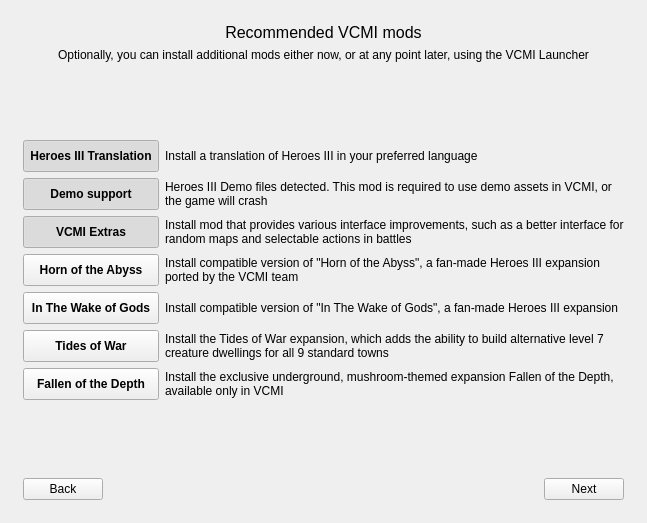
Qt form launcher/firstLaunch/firstlaunch_moc.ui (GeorgeK1ng/vcmi) before a commit.
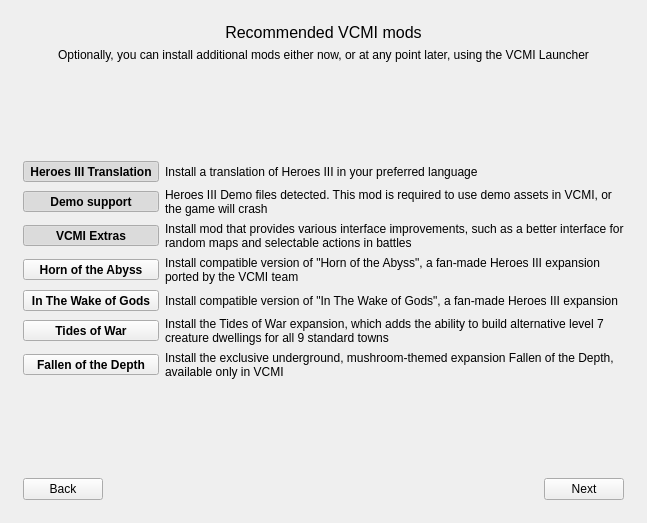
The same form after that commit. The open tabs and pages were chosen to show the change. Icons and pictures are not drawn.

Commit message: Remove rigid first-launch minimum sizes for small displays

```diff
--- a/launcher/firstLaunch/firstlaunch_moc.ui
+++ b/launcher/firstLaunch/firstlaunch_moc.ui
@@ -624,12 +624,6 @@
              <verstretch>0</verstretch>
             </sizepolicy>
            </property>
-           <property name="minimumSize">
-            <size>
-             <width>0</width>
-             <height>32</height>
-            </size>
-           </property>
            <property name="font">
             <font>
              <bold>true</bold>
@@ -681,12 +675,6 @@
              <verstretch>0</verstretch>
             </sizepolicy>
            </property>
-           <property name="minimumSize">
-            <size>
-             <width>0</width>
-             <height>32</height>
-            </size>
-           </property>
            <property name="font">
             <font>
              <bold>true</bold>
@@ -719,12 +707,6 @@
              <verstretch>0</verstretch>
             </sizepolicy>
            </property>
-           <property name="minimumSize">
-            <size>
-             <width>0</width>
-             <height>32</height>
-            </size>
-           </property>
            <property name="font">
             <font>
              <bold>true</bold>
@@ -840,12 +822,6 @@
              <verstretch>0</verstretch>
             </sizepolicy>
            </property>
-           <property name="minimumSize">
-            <size>
-             <width>0</width>
-             <height>32</height>
-            </size>
-           </property>
            <property name="font">
             <font>
              <bold>true</bold>
@@ -878,12 +854,6 @@
              <verstretch>0</verstretch>
             </sizepolicy>
            </property>
-           <property name="minimumSize">
-            <size>
-             <width>0</width>
-             <height>32</height>
-            </size>
-           </property>
            <property name="font">
             <font>
              <bold>true</bold>
@@ -916,12 +886,6 @@
              <verstretch>0</verstretch>
             </sizepolicy>
            </property>
-           <property name="minimumSize">
-            <size>
-             <width>0</width>
-             <height>32</height>
-            </size>
-           </property>
            <property name="font">
             <font>
              <bold>true</bold>
@@ -954,12 +918,6 @@
              <verstretch>0</verstretch>
             </sizepolicy>
            </property>
-           <property name="minimumSize">
-            <size>
-             <width>0</width>
-             <height>32</height>
-            </size>
-           </property>
            <property name="font">
             <font>
              <bold>true</bold>
```
Left out of the diff: 8 changed lines with no effect on the pictures. The commit also changes 1 other file.
